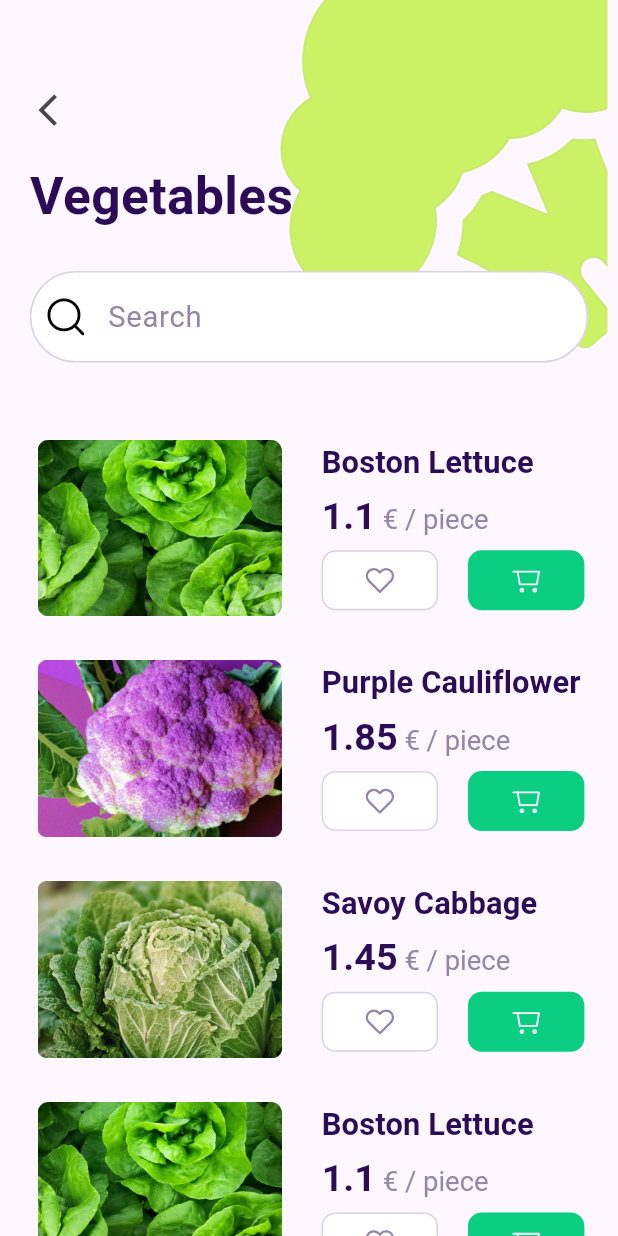
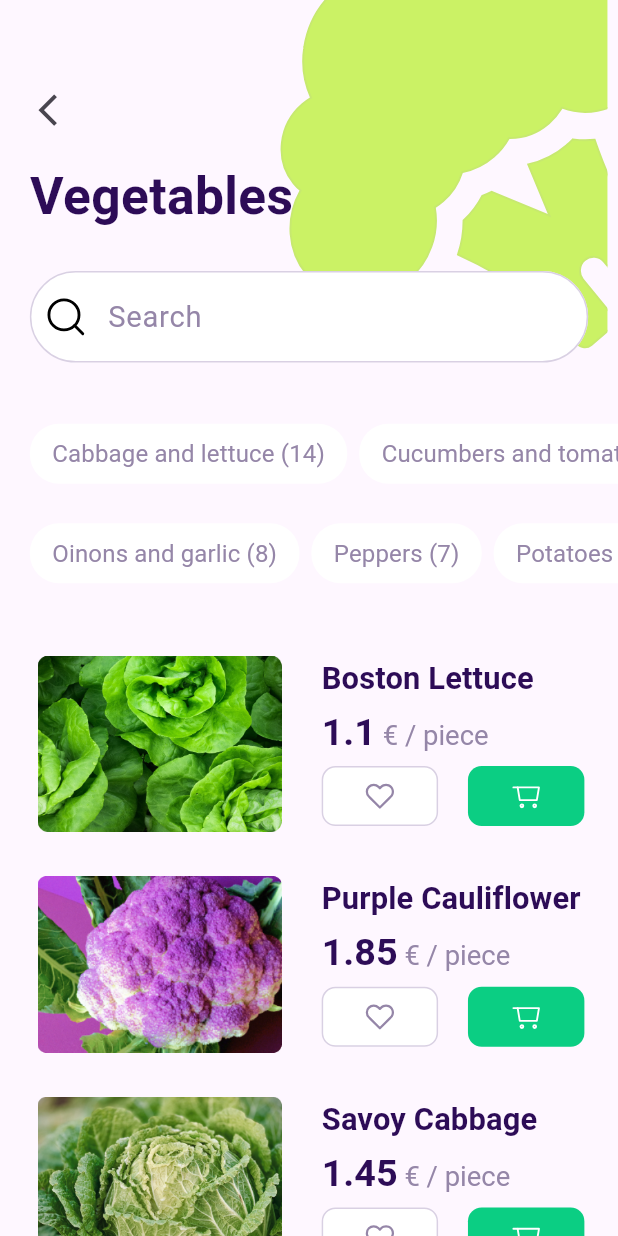
Before and after one commit to SharifboyMuminov/food_app, a Flutter app: the SabCategoriesScreen screen opened directly, on a phone screen of 412 x 824 dp. Run offline on Flutter 3.47's test engine with Material 3 defaults, Android fonts, the phone set to English and light mode, and no system bars; our stand-ins replace flutter_screenutil, flutter_svg.

Commit message:
end work subCategories

```diff
--- a/lib/screens/tab_box/sub_categories/sab_categories_screen.dart
+++ b/lib/screens/tab_box/sub_categories/sab_categories_screen.dart
@@ -2,6 +2,7 @@ import 'package:flutter/material.dart';
 import 'package:flutter_screenutil/flutter_screenutil.dart';
 import 'package:flutter_svg/flutter_svg.dart';
 import 'package:food_app/data/local/local_varibals.dart';
+import 'package:food_app/screens/tab_box/sub_categories/widget/filter_item.dart';
 import 'package:food_app/screens/tab_box/sub_categories/widget/sub_category_item.dart';
 import 'package:food_app/screens/tab_box/widget/search_input.dart';
 import 'package:food_app/utils/app_colors.dart';
@@ -16,6 +17,19 @@ class SabCategoriesScreen extends StatefulWidget {
 }
 
 class _SabCategoriesScreenState extends State<SabCategoriesScreen> {
+  List<String> filterOne = [
+    "Сabbage and lettuce (14)",
+    "Сucumbers and tomatoes (10)",
+  ];
+  List<String> filterTwo = [
+    "Oinons and garlic (8)",
+    "Peppers (7)",
+    "Potatoes and carrots (4)",
+  ];
+
+  int activeFilterOne = -1;
+  int activeFilterTwo = -1;
+
   @override
   Widget build(BuildContext context) {
     return Scaffold(
@@ -39,7 +53,7 @@ class _SabCategoriesScreenState extends State<SabCategoriesScreen> {
                 Padding(
                   padding: EdgeInsets.symmetric(horizontal: 8.we),
                   child: IconButton(
-                    onPressed: () {},
+                    onPressed: () => Navigator.pop(context),
                     icon: Icon(
                       Icons.arrow_back_ios_new,
                       size: 22.sp,
@@ -63,8 +77,46 @@ class _SabCategoriesScreenState extends State<SabCategoriesScreen> {
                   child: SearchInput(onChanged: (String value) {}),
                 ),
                 40.getH(),
+                SingleChildScrollView(
+                  padding: EdgeInsets.symmetric(horizontal: 16.we),
+                  scrollDirection: Axis.horizontal,
+                  child: Row(
+                    children: List.generate(
+                      filterOne.length,
+                      (index) {
+                        return FilterItem(
+                          onTab: () {
+                            setState(() => activeFilterOne = index);
+                          },
+                          title: filterOne[index],
+                          isActive: activeFilterOne == index,
+                        );
+                      },
+                    ),
+                  ),
+                ),
+                20.getH(),
+                SingleChildScrollView(
+                  padding: EdgeInsets.symmetric(horizontal: 16.we),
+                  scrollDirection: Axis.horizontal,
+                  child: Row(
+                    children: List.generate(
+                      filterTwo.length,
+                      (index) {
+                        return FilterItem(
+                          onTab: () {
+                            setState(() => activeFilterTwo = index);
+                          },
+                          title: filterTwo[index],
+                          isActive: activeFilterTwo == index,
+                        );
+                      },
+                    ),
+                  ),
+                ),
                 Expanded(
                   child: ListView.builder(
+                    padding: EdgeInsets.symmetric(vertical: 32.he),
                     itemCount: subCategories.length,
                     itemBuilder: (BuildContext context, int index) {
                       return SubCategoryItem(
--- /dev/null
+++ b/lib/screens/tab_box/sub_categories/widget/filter_item.dart
@@ -0,0 +1,54 @@
+import 'package:flutter/material.dart';
+import 'package:flutter_screenutil/flutter_screenutil.dart';
+import 'package:flutter_svg/flutter_svg.dart';
+import 'package:food_app/utils/app_colors.dart';
+import 'package:food_app/utils/app_size.dart';
+import 'package:food_app/utils/app_text_style.dart';
+
+class FilterItem extends StatelessWidget {
+  const FilterItem({
+    super.key,
+    required this.onTab,
+    required this.title,
+    required this.isActive,
+  });
+
+  final VoidCallback onTab;
+  final String title;
+  final bool isActive;
+
+  @override
+  Widget build(BuildContext context) {
+    return Padding(
+      padding:  EdgeInsets.symmetric(horizontal: 4.we),
+      child: TextButton(
+        style: TextButton.styleFrom(
+          padding: EdgeInsets.symmetric(horizontal: 15.we,vertical: 5.he),
+          backgroundColor: isActive ? AppColors.cE2CBFF : AppColors.white,
+          shape: RoundedRectangleBorder(
+            borderRadius: BorderRadius.circular(17.r),
+          ),
+        ),
+        onPressed: onTab,
+        child: Row(
+          mainAxisSize: MainAxisSize.min,
+          children: [
+            if(isActive)
+            SvgPicture.asset(
+              "assets/icons/check.svg",
+              width: 24.we,
+              height: 24.we,
+            ),
+            Text(
+              title,
+              style: AppTextStyle.seoulNamsanRegular.copyWith(
+                fontSize: 14.sp,
+                color: isActive ? AppColors.c6C0EE4 : AppColors.c9586A8,
+              ),
+            ),
+          ],
+        ),
+      ),
+    );
+  }
+}
--- a/lib/utils/app_colors.dart
+++ b/lib/utils/app_colors.dart
@@ -13,4 +13,6 @@ class AppColors {
   static const Color c0BCE83 = Color(0xFF0BCE83);
   static const Color c7203FF = Color(0xFF7203FF);
   static const Color cD9D0E3F = Color(0xFFD9D0E3);
+  static const Color c6C0EE4 = Color(0xFF6C0EE4);
+  static const Color cE2CBFF = Color(0xFFE2CBFF);
 }
```
Also changed, not shown: assets/icons/check.svg (added).
